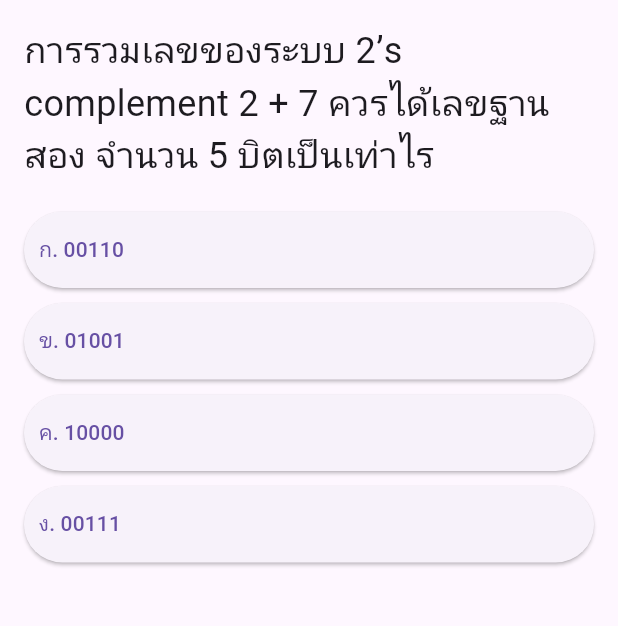
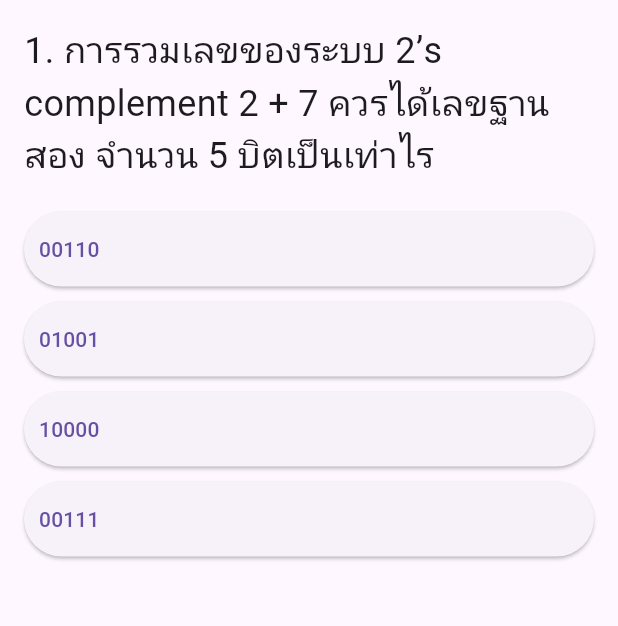
Before and after one commit to muhunXD/quiz_app, a Flutter app: the screen it shows after launch, on a phone screen of 412 x 824 dp, the part 84-710 px from its top. Run offline on Flutter 3.47's test engine with Material 3 defaults, Android fonts, the phone set to English and light mode, and no system bars.

Commit message:
Able to import from txt file

```diff
--- a/quiz/lib/main.dart
+++ b/quiz/lib/main.dart
@@ -1,4 +1,5 @@
 import 'package:flutter/material.dart';
+import 'package:flutter/services.dart' show rootBundle;
 
 void main() {
   runApp(MyApp());
@@ -10,75 +11,96 @@ class MyApp extends StatelessWidget {
     return MaterialApp(
       title: 'Quiz App',
       theme: ThemeData(
-        primarySwatch: Colors.blue,
+        primarySwatch: Colors.green,
       ),
-      home: QuizPage(),
+      home: FutureBuilder(
+        future: loadQuestions(),
+        builder: (context, snapshot) {
+          if (snapshot.connectionState == ConnectionState.done) {
+            if (snapshot.hasError) {
+              return Scaffold(
+                body: Center(child: Text('Error loading questions')),
               );
+            } else {
+              final questions = snapshot.data as List<Question>;
+              return QuizPage(questions: questions);
+            }
+          } else {
+            return Scaffold(
+              body: Center(child: CircularProgressIndicator()),
+            );
+          }
+        },
+      ),
+    );
+  }
+
+  Future<List<Question>> loadQuestions() async {
+    final String content = await rootBundle.loadString('assets/Question.txt');
+
+    // Print the content of the file to the terminal
+    print('File content:\n$content');
+
+    final List<Question> questions = parseQuestions(content);
+    return questions;
+  }
+
+  List<Question> parseQuestions(String content) {
+    final List<Question> questions = [];
+    final lines = content.split('\n');
+    Map<String, bool> answers = {};
+    String questionText = '';
+    int lineIndex = 0;
+
+    while (lineIndex < lines.length) {
+      if (lines[lineIndex].trim().isEmpty) {
+        lineIndex++;
+        continue;
+      }
+
+      // Reading question
+      if (lines[lineIndex].contains(RegExp(r'\d+\.\s'))) {
+        if (questionText.isNotEmpty && answers.isNotEmpty) {
+          questions.add(
+              Question(questionText: questionText, answers: Map.from(answers)));
+          answers.clear();
+        }
+        questionText = lines[lineIndex].trim();
+        lineIndex++;
+      }
+
+      // Reading answers
+      while (lineIndex < lines.length &&
+          !lines[lineIndex].contains(RegExp(r'\d+\.\s'))) {
+        final parts = lines[lineIndex].split(' ');
+        if (parts.length >= 2) {
+          final answerText = parts.sublist(0, parts.length - 1).join(' ');
+          final isCorrect = parts.last == 'true';
+          answers[answerText] = isCorrect;
+        }
+        lineIndex++;
+      }
+    }
+
+    if (questionText.isNotEmpty && answers.isNotEmpty) {
+      questions.add(
+          Question(questionText: questionText, answers: Map.from(answers)));
+    }
+
+    return questions;
   }
 }
 
 class QuizPage extends StatefulWidget {
+  final List<Question> questions;
+
+  QuizPage({required this.questions});
+
   @override
   _QuizPageState createState() => _QuizPageState();
 }
 
 class _QuizPageState extends State<QuizPage> {
-  final List<Question> _questions = [
-    Question(
-        questionText:
-            'การรวมเลขของระบบ 2’s complement 2 + 7 ควรได้เลขฐานสอง จำนวน 5 บิตเป็นเท่าไร',
-        answers: {
-          'ก. 00110': false,
-          'ข. 01001': false,
-          'ค. 10000': true,
-          'ง. 00111': false,
-        }),
-    Question(
-        questionText: 'Canonical sum ของ AB + AbarB ควรอ่านว่าอย่างไร',
-        answers: {
-          'ก. A and B or A bar and B': true,
-          'ข. A or B and A bar or B': false,
-          'ค. A and B or A and B': false,
-          'ง. ถูกทุกข้อ': false,
-        }),
-    Question(
-        questionText:
-            'จากเลขฐานสอง 101011 เมื่อแปลงเป็นเลขฐานสิบแล้ว ค่าที่ได้ตรงกับข้อใด',
-        answers: {
-          'ก. 30₁₀': false,
-          'ข. 43₁₀': false,
-          'ค. 45₁₀': true,
-          'ง. 47₁₀': false,
-        }),
-    Question(
-        questionText:
-            'Maurice Karnaugh คือผู้คิดหลักการลดรูปสมการบูลีนด้วยวิธีอะไร',
-        answers: {
-          'ก. Karnaugh Map': true,
-          'ข. Karna Map': false,
-          'ค. Karnung Map': false,
-          'ง. Kaning Map': false,
-        }),
-    Question(
-        questionText:
-            'จงแปลงกลับ 10’s compliment ของเลขฐานสองดังต่อไปนี้ -01110 (-14)',
-        answers: {
-          'ก. 951': false,
-          'ข. 231': false,
-          'ค. 064': true,
-          'ง. 085': false,
-        }),
-    Question(
-        questionText:
-            'จงแปลงกลับ 2 compliment ของเลขฐาน10ดังต่อไปนี้ 16(10000)',
-        answers: {
-          'ก. 00010': false,
-          'ข. 00001': true,
-          'ค. 101111': false,
-          'ง. 10001': false,
-        }),
-  ];
-
   int _currentQuestionIndex = 0;
   int _score = 0;
 
@@ -93,7 +115,7 @@ class _QuizPageState extends State<QuizPage> {
       _currentQuestionIndex++;
     });
 
-    if (_currentQuestionIndex >= _questions.length) {
+    if (_currentQuestionIndex >= widget.questions.length) {
       _showResultDialog();
     }
   }
@@ -103,7 +125,8 @@ class _QuizPageState extends State<QuizPage> {
       context: context,
       builder: (ctx) => AlertDialog(
         title: Text('Quiz Completed!'),
-        content: Text('Your score is $_score out of ${_questions.length}'),
+        content:
+            Text('Your score is $_score out of ${widget.questions.length}'),
         actions: [
           TextButton(
             onPressed: () {
@@ -129,15 +152,15 @@ class _QuizPageState extends State<QuizPage> {
     return Scaffold(
       appBar: AppBar(
         title: Text('Quiz App'),
-        backgroundColor: Colors.green, // Change this to any color you like
+        backgroundColor: Colors.green,
       ),
-      body: _currentQuestionIndex < _questions.length
+      body: _currentQuestionIndex < widget.questions.length
           ? Quiz(
-              question: _questions[_currentQuestionIndex],
+              question: widget.questions[_currentQuestionIndex],
               answerQuestion: _answerQuestion,
             )
           : Center(
-              child: Text('You did it! Your score is $_score'),
+              child: Text('คุณได้ $_score คะแนน'),
             ),
     );
   }
@@ -152,8 +175,6 @@ class Quiz extends StatelessWidget {
   @override
   Widget build(BuildContext context) {
     return SingleChildScrollView(
-      child: Align(
-        alignment: Alignment.topLeft,
       child: Padding(
         padding: const EdgeInsets.all(16.0),
         child: Column(
@@ -162,7 +183,6 @@ class Quiz extends StatelessWidget {
             Text(
               question.questionText,
               style: TextStyle(fontSize: 24),
-                textAlign: TextAlign.left,
             ),
             SizedBox(height: 20),
             ...question.answers.keys.map((answer) {
@@ -174,14 +194,12 @@ class Quiz extends StatelessWidget {
                   child: Text(answer),
                   style: ElevatedButton.styleFrom(
                     alignment: Alignment.centerLeft,
-                      padding:
-                          EdgeInsets.symmetric(vertical: 15, horizontal: 10),
+                    padding: EdgeInsets.symmetric(vertical: 15, horizontal: 10),
                   ),
                 ),
               );
             }).toList(),
           ],
-          ),
         ),
       ),
     );
--- a/quiz/pubspec.yaml
+++ b/quiz/pubspec.yaml
@@ -57,7 +57,8 @@ flutter:
   # included with your application, so that you can use the icons in
   # the material Icons class.
   uses-material-design: true
-
+  assets:
+    - assets/Question.txt
   # To add assets to your application, add an assets section, like this:
   # assets:
   #   - images/a_dot_burr.jpeg
```
Also changed, not shown: Question.txt (added, +35 -0 lines), quiz/assets/Question.txt (added, +35 -0 lines). Lines whose indentation alone changed are shown as unchanged.
